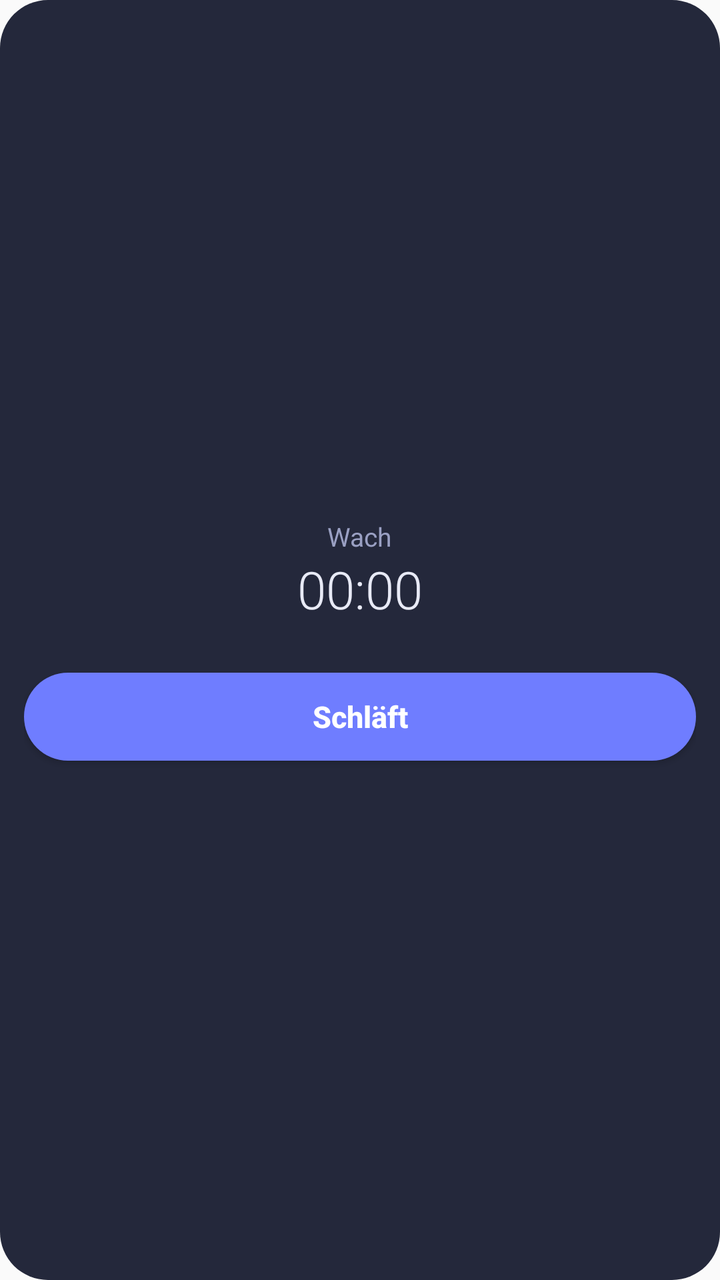
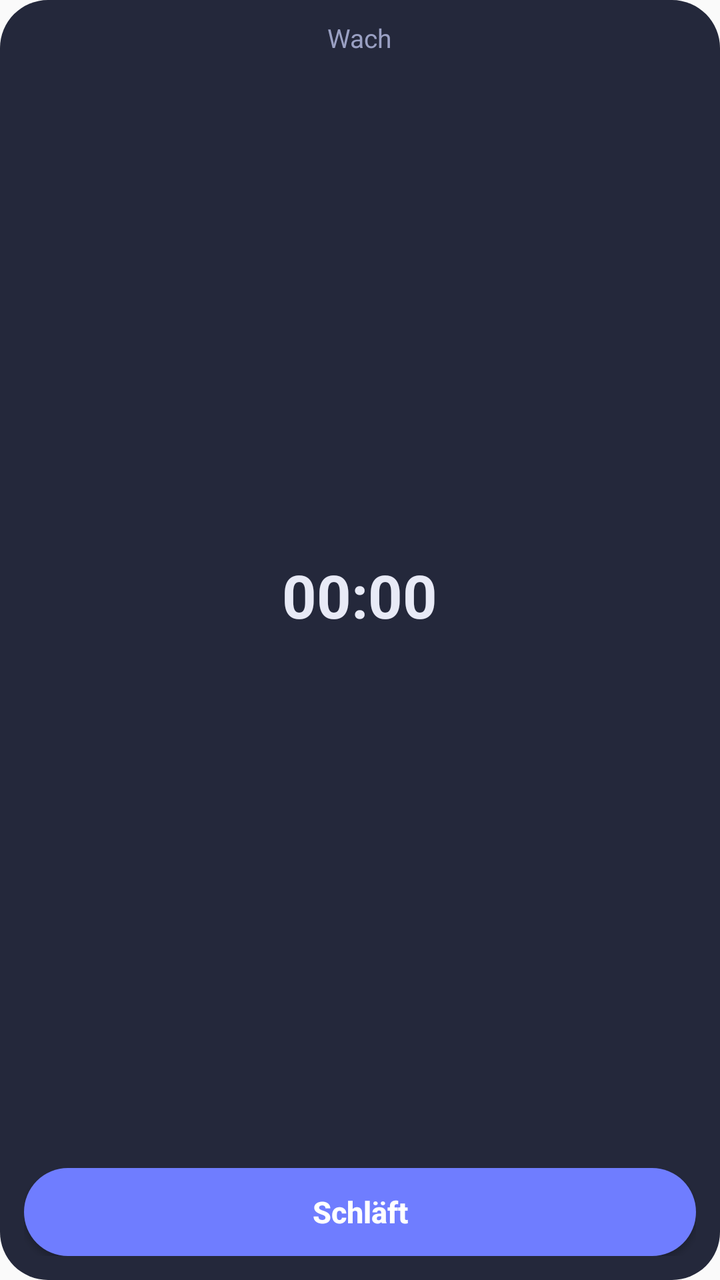

Two renders of the same Android screen: before a commit and after it. Below are the layout's source before the change and the commit's diff.
<!-- AndroidManifest.xml: application theme AppTheme -->
<!-- res/layout/widget_sleep_vertical.xml -->
<?xml version="1.0" encoding="utf-8"?>
<LinearLayout xmlns:android="http://schemas.android.com/apk/res/android"
    android:id="@+id/widget_root"
    android:layout_width="match_parent"
    android:layout_height="match_parent"
    android:background="@drawable/widget_bg"
    android:gravity="center"
    android:orientation="vertical"
    android:padding="12dp">

    <TextView
        android:id="@+id/widget_label"
        android:layout_width="wrap_content"
        android:layout_height="wrap_content"
        android:text="Wach"
        android:textColor="#9AA0C3"
        android:textSize="13sp" />

    <Chronometer
        android:id="@+id/widget_chrono"
        android:layout_width="wrap_content"
        android:layout_height="wrap_content"
        android:fontFamily="sans-serif-light"
        android:textColor="#E8EAF6"
        android:textSize="26sp" />

    <TextView
        android:id="@+id/widget_since"
        android:layout_width="wrap_content"
        android:layout_height="wrap_content"
        android:layout_marginBottom="8dp"
        android:textColor="#9AA0C3"
        android:textSize="12sp" />

    <Button
        android:id="@+id/widget_button"
        android:layout_width="match_parent"
        android:layout_height="44dp"
        android:background="@drawable/widget_button_sleep"
        android:text="Schläft"
        android:textAllCaps="false"
        android:textColor="#FFFFFF"
        android:textSize="15sp"
        android:textStyle="bold" />

    <LinearLayout
        android:id="@+id/widget_controls"
        android:layout_width="match_parent"
        android:layout_height="wrap_content"
        android:orientation="horizontal"
        android:visibility="gone">

        <ImageButton
            android:id="@+id/widget_pause"
            android:layout_width="0dp"
            android:layout_height="44dp"
            android:layout_weight="1"
            android:background="@drawable/widget_button_wake"
            android:contentDescription="Pause"
            android:src="@drawable/ic_widget_pause" />

        <ImageButton
            android:id="@+id/widget_stop"
            android:layout_width="0dp"
            android:layout_height="44dp"
            android:layout_marginStart="8dp"
            android:layout_weight="1"
            android:background="@drawable/widget_button_sleep"
            android:contentDescription="Aufgewacht"
            android:src="@drawable/ic_widget_stop" />
    </LinearLayout>
</LinearLayout>
<!-- resources referenced by this layout -->
<resources>
  <!-- drawable ic_widget_pause (drawable) -->
  <?xml version="1.0" encoding="utf-8"?>
  <vector xmlns:android="http://schemas.android.com/apk/res/android"
      android:width="24dp"
      android:height="24dp"
      android:viewportWidth="24"
      android:viewportHeight="24">
      <path
          android:fillColor="#FFFFFFFF"
          android:pathData="M6,19h4V5H6v14zM14,5v14h4V5h-4z" />
  </vector>
  <!-- drawable ic_widget_stop (drawable) -->
  <?xml version="1.0" encoding="utf-8"?>
  <vector xmlns:android="http://schemas.android.com/apk/res/android"
      android:width="24dp"
      android:height="24dp"
      android:viewportWidth="24"
      android:viewportHeight="24">
      <path
          android:fillColor="#FFFFFFFF"
          android:pathData="M6,6h12v12H6z" />
  </vector>
  <!-- drawable widget_bg (drawable) -->
  <?xml version="1.0" encoding="utf-8"?>
  <shape xmlns:android="http://schemas.android.com/apk/res/android" android:shape="rectangle">
      <solid android:color="#F2191D31" />
      <corners android:radius="24dp" />
  </shape>
  <!-- drawable widget_button_sleep (drawable) -->
  <?xml version="1.0" encoding="utf-8"?>
  <shape xmlns:android="http://schemas.android.com/apk/res/android" android:shape="rectangle">
      <solid android:color="#6F7DFF" />
      <corners android:radius="24dp" />
  </shape>
  <!-- drawable widget_button_wake (drawable) -->
  <?xml version="1.0" encoding="utf-8"?>
  <shape xmlns:android="http://schemas.android.com/apk/res/android" android:shape="rectangle">
      <solid android:color="#232845" />
      <stroke android:width="1dp" android:color="#6F7DFF" />
      <corners android:radius="24dp" />
  </shape>
  <style name="AppTheme" parent="Theme.AppCompat.Light.DarkActionBar">
          
          <item name="colorPrimary">@color/colorPrimary</item>
          <item name="colorPrimaryDark">@color/colorPrimaryDark</item>
          <item name="colorAccent">@color/colorAccent</item>
      </style>
</resources>

<!-- the commit's change to res/layout/widget_sleep_vertical.xml (unified diff, before → after) -->
@@ -4,9 +4,12 @@
     android:layout_width="match_parent"
     android:layout_height="match_parent"
     android:background="@drawable/widget_bg"
-    android:gravity="center"
+    android:gravity="center_horizontal"
     android:orientation="vertical"
-    android:padding="12dp">
+    android:paddingStart="12dp"
+    android:paddingTop="10dp"
+    android:paddingEnd="12dp"
+    android:paddingBottom="12dp">
 
     <TextView
         android:id="@+id/widget_label"
@@ -16,21 +19,29 @@
         android:textColor="#9AA0C3"
         android:textSize="13sp" />
 
-    <Chronometer
-        android:id="@+id/widget_chrono"
-        android:layout_width="wrap_content"
-        android:layout_height="wrap_content"
-        android:fontFamily="sans-serif-light"
-        android:textColor="#E8EAF6"
-        android:textSize="26sp" />
+    <LinearLayout
+        android:layout_width="match_parent"
+        android:layout_height="0dp"
+        android:layout_weight="1"
+        android:gravity="center"
+        android:orientation="vertical">
 
-    <TextView
-        android:id="@+id/widget_since"
-        android:layout_width="wrap_content"
-        android:layout_height="wrap_content"
-        android:layout_marginBottom="8dp"
-        android:textColor="#9AA0C3"
-        android:textSize="12sp" />
+        <Chronometer
+            android:id="@+id/widget_chrono"
+            android:layout_width="wrap_content"
+            android:layout_height="wrap_content"
+            android:fontFamily="sans-serif"
+            android:textColor="#E8EAF6"
+            android:textSize="30sp"
+            android:textStyle="bold" />
+
+        <TextView
+            android:id="@+id/widget_since"
+            android:layout_width="wrap_content"
+            android:layout_height="wrap_content"
+            android:textColor="#9AA0C3"
+            android:textSize="12sp" />
+    </LinearLayout>
 
     <Button
         android:id="@+id/widget_button"
